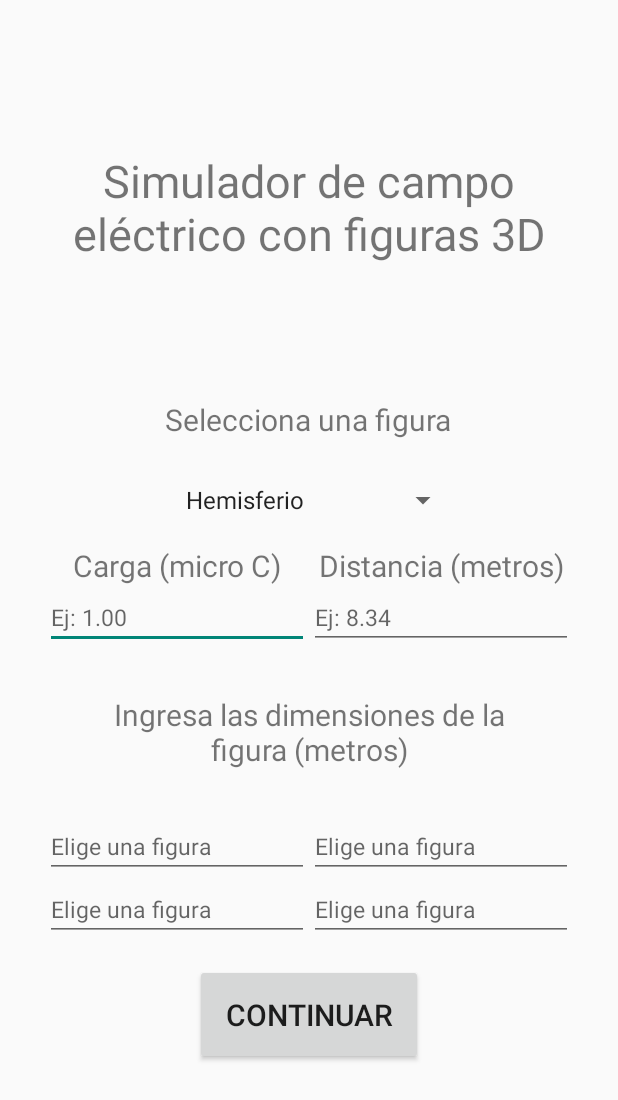
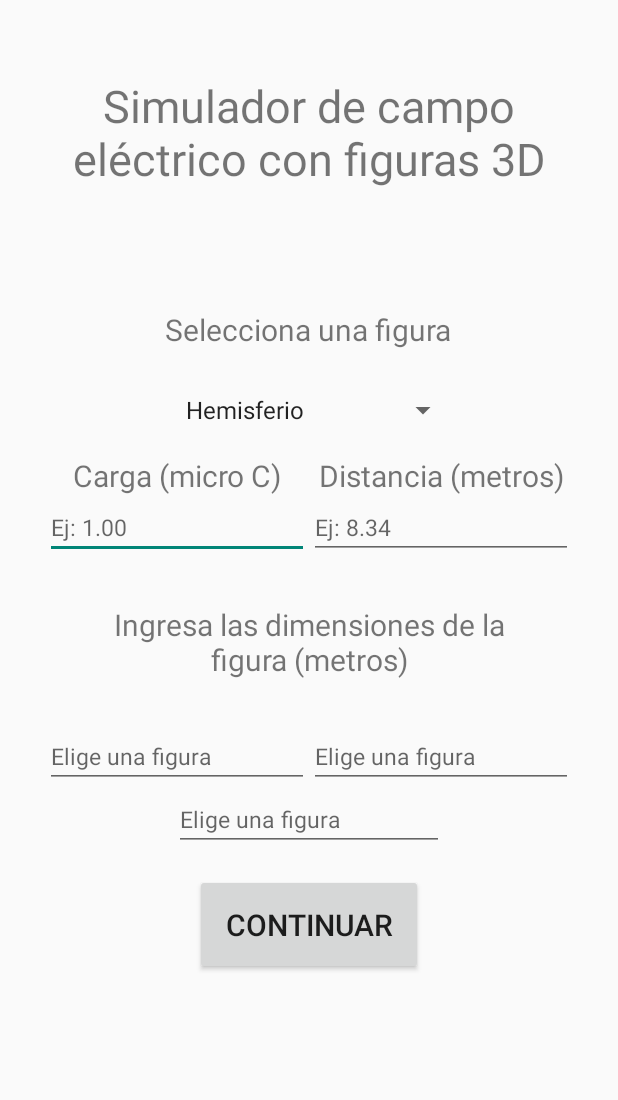
Before and after one commit to chuy-zip/Parcial1_Fisica3, an Android app built with Jetpack Compose: the layout activity_main_data.xml on its own in the app's theme, with its tools: preview values and no code run, on a phone screen of 412 x 824 dp. Shown: the top 1100 px of the screen. Run offline under Robolectric (Android 15) with nearby library versions, the phone set to English and light mode, and no system bars.

Commit message:
Improved main menu UI

```diff
--- a/app/src/main/AndroidManifest.xml
+++ b/app/src/main/AndroidManifest.xml
@@ -14,12 +14,9 @@
         tools:targetApi="31">
         <activity
             android:name=".MainActivityData"
-            android:exported="false" />
-        <activity
-            android:name=".MainActivity"
             android:exported="true"
             android:label="@string/app_name"
-            android:theme="@style/Theme.Ejercicio5_Parcial1_F3">
+            android:theme="@style/Theme.AppCompat">
             <intent-filter>
                 <action android:name="android.intent.action.MAIN" />
 
--- a/app/src/main/res/layout/activity_main_data.xml
+++ b/app/src/main/res/layout/activity_main_data.xml
@@ -16,8 +16,8 @@
         android:layout_height="wrap_content"
         android:text="Simulador de campo eléctrico con figuras 3D"
         android:textSize="30dp"
-        android:paddingTop="100dp"
-        android:paddingBottom="80dp"
+        android:paddingTop="50dp"
+        android:paddingBottom="70dp"
         android:gravity="center_horizontal"/>
 
     <TextView
@@ -30,7 +30,7 @@
         android:gravity="center_horizontal"/>
 
     <Spinner
-        android:id="@+id/spinnerGameBoard"
+        android:id="@+id/spinnerShapes"
         android:layout_width="200dp"
         android:layout_height="60dp"
         android:entries="@array/Shapes"
@@ -40,7 +40,6 @@
     <TableLayout
         android:layout_width="match_parent"
         android:layout_height="wrap_content">
-
 
         <TableRow
             android:gravity ="center">
@@ -74,7 +73,7 @@
                 android:ems="10"
                 android:textSize="15sp"
                 android:hint="Ej: 1.00"
-                android:inputType="number"
+                android:inputType="numberDecimal"
                 android:layout_weight="1" />
             <EditText
                 android:id="@+id/txtDistanceInput"
@@ -83,9 +82,8 @@
                 android:ems="10"
                 android:textSize="15sp"
                 android:hint="Ej: 8.34"
-                android:inputType="number"
+                android:inputType="numberDecimal"
                 android:layout_weight="1" />
-
         </TableRow>
 
         <TextView
@@ -114,7 +112,7 @@
                     android:ems="10"
                     android:textSize="15sp"
                     android:hint="Elige una figura"
-                    android:inputType="number"
+                    android:inputType="numberDecimal"
                     android:layout_weight="1" />
                 <EditText
                     android:id="@+id/txtInputBox2"
@@ -123,7 +121,7 @@
                     android:ems="10"
                     android:textSize="15sp"
                     android:hint="Elige una figura"
-                    android:inputType="number"
+                    android:inputType="numberDecimal"
                     android:layout_weight="1" />
 
             </TableRow>
@@ -139,17 +137,8 @@
                     android:ems="10"
                     android:textSize="15sp"
                     android:hint="Elige una figura"
-                    android:inputType="number"
-                    android:layout_weight="1" />
-                <EditText
-                    android:id="@+id/txtInputBox4"
-                    android:layout_width="wrap_content"
-                    android:layout_height="wrap_content"
-                    android:ems="10"
-                    android:textSize="15sp"
-                    android:hint="Elige una figura"
-                    android:inputType="number"
-                    android:layout_weight="1" />
+                    android:inputType="numberDecimal"
+                     />
 
             </TableRow>
 
```
Also changed, not shown: app/src/main/java/com/example/ejercicio5_parcial1_f3/MainActivityData.kt (+75 -2 lines).
